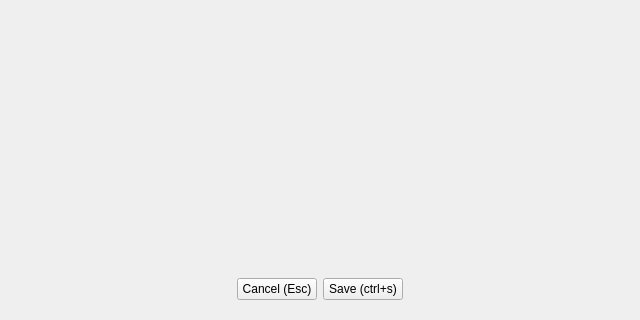
Qt form pamet/pamet/views/note/base_edit/widget.ui (v-ko/pamet) before a commit; both pictures show x 0 to 640 and y 160 to 480 of the 640 by 480 pixel window.
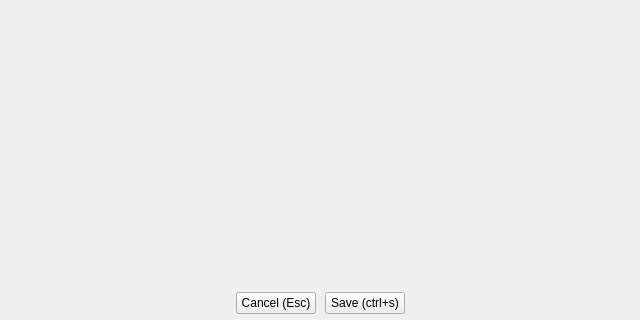
The same form after that commit.

```diff
--- a/pamet/pamet/views/note/base_edit/widget.ui
+++ b/pamet/pamet/views/note/base_edit/widget.ui
@@ -14,6 +14,21 @@
    <string>BaseNoteEditWidget</string>
   </property>
   <layout class="QVBoxLayout" name="verticalLayout">
+   <property name="spacing">
+    <number>0</number>
+   </property>
+   <property name="leftMargin">
+    <number>0</number>
+   </property>
+   <property name="topMargin">
+    <number>0</number>
+   </property>
+   <property name="rightMargin">
+    <number>0</number>
+   </property>
+   <property name="bottomMargin">
+    <number>0</number>
+   </property>
    <item>
     <layout class="QHBoxLayout" name="topLayout">
      <property name="leftMargin">
@@ -72,7 +87,7 @@
        <number>6</number>
       </property>
       <property name="leftMargin">
-       <number>8</number>
+       <number>0</number>
       </property>
       <property name="topMargin">
        <number>0</number>
@@ -103,17 +118,20 @@
      </item>
      <item>
       <layout class="QHBoxLayout" name="horizontalLayout_4">
+       <property name="spacing">
+        <number>9</number>
+       </property>
        <property name="leftMargin">
-        <number>9</number>
+        <number>6</number>
        </property>
        <property name="topMargin">
-        <number>9</number>
+        <number>6</number>
        </property>
        <property name="rightMargin">
-        <number>9</number>
+        <number>6</number>
        </property>
        <property name="bottomMargin">
-        <number>9</number>
+        <number>6</number>
        </property>
        <item>
         <widget class="QPushButton" name="pushButton">
```
Left out of the diff: 15 changed lines with no effect on the pictures.
